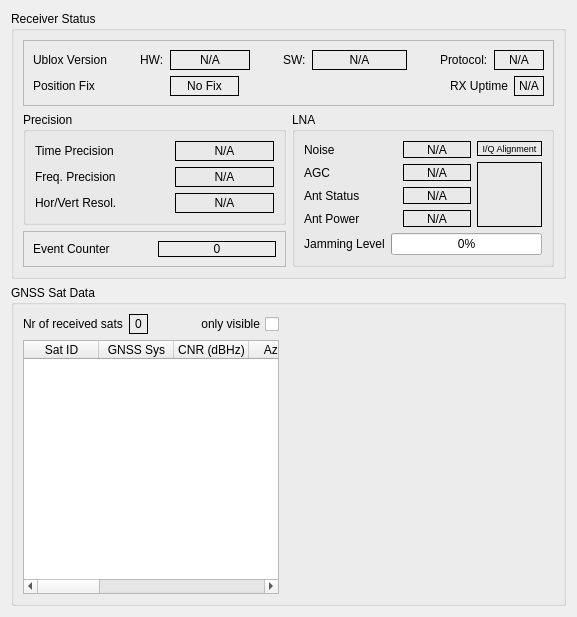
Old version of the form gui/src/gpssatsform.ui in the repository MuonPi/muondetector.
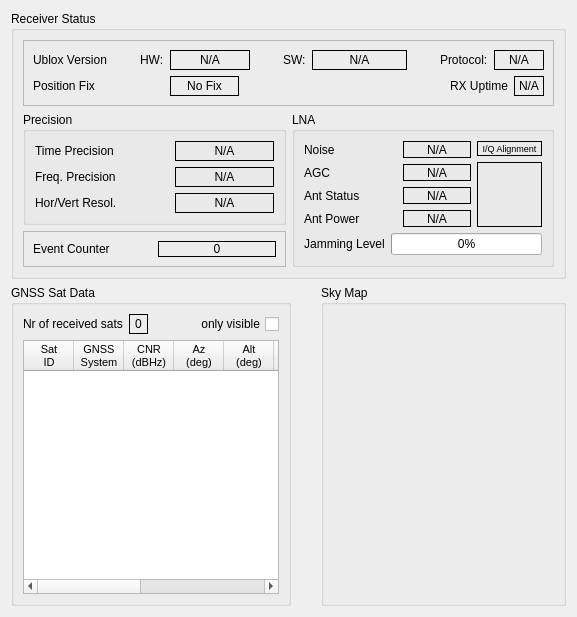
New version of the form. Custom widgets are drawn as their Qt base class.

Commit message: made the satellite table in GUI sortable

```diff
--- a/gui/src/gpssatsform.ui
+++ b/gui/src/gpssatsform.ui
@@ -14,7 +14,7 @@
    <string>Form</string>
   </property>
   <layout class="QGridLayout" name="gridLayout_7">
-   <item row="0" column="0">
+   <item row="0" column="0" colspan="3">
     <widget class="QGroupBox" name="rxStatsGroupBox">
      <property name="title">
       <string>Receiver Status</string>
@@ -718,10 +718,16 @@
    </item>
    <item row="1" column="0">
     <widget class="QGroupBox" name="satsGroupBox">
+     <property name="sizePolicy">
+      <sizepolicy hsizetype="Preferred" vsizetype="Preferred">
+       <horstretch>0</horstretch>
+       <verstretch>0</verstretch>
+      </sizepolicy>
+     </property>
      <property name="title">
       <string>GNSS Sat Data</string>
      </property>
-     <layout class="QGridLayout" name="gridLayout">
+     <layout class="QGridLayout" name="gridLayout_8">
       <item row="0" column="0">
        <layout class="QVBoxLayout" name="verticalLayout">
         <item>
@@ -764,6 +770,23 @@
         </item>
         <item>
          <widget class="QTableWidget" name="satsTableWidget">
+          <property name="sizePolicy">
+           <sizepolicy hsizetype="MinimumExpanding" vsizetype="Expanding">
+            <horstretch>0</horstretch>
+            <verstretch>0</verstretch>
+           </sizepolicy>
+          </property>
+          <property name="font">
+           <font>
+            <pointsize>9</pointsize>
+           </font>
+          </property>
+          <property name="horizontalScrollBarPolicy">
+           <enum>Qt::ScrollBarAsNeeded</enum>
+          </property>
+          <property name="sizeAdjustPolicy">
+           <enum>QAbstractScrollArea::AdjustIgnored</enum>
+          </property>
           <property name="alternatingRowColors">
            <bool>true</bool>
           </property>
@@ -773,11 +796,26 @@
           <property name="selectionBehavior">
            <enum>QAbstractItemView::SelectRows</enum>
           </property>
+          <property name="horizontalScrollMode">
+           <enum>QAbstractItemView::ScrollPerItem</enum>
+          </property>
+          <property name="sortingEnabled">
+           <bool>true</bool>
+          </property>
           <property name="wordWrap">
            <bool>true</bool>
           </property>
+          <property name="cornerButtonEnabled">
+           <bool>true</bool>
+          </property>
+          <attribute name="horizontalHeaderCascadingSectionResizes">
+           <bool>false</bool>
+          </attribute>
+          <attribute name="horizontalHeaderMinimumSectionSize">
+           <number>35</number>
+          </attribute>
           <attribute name="horizontalHeaderDefaultSectionSize">
-           <number>75</number>
+           <number>50</number>
           </attribute>
           <attribute name="horizontalHeaderStretchLastSection">
            <bool>true</bool>
@@ -787,80 +825,191 @@
           </attribute>
           <column>
            <property name="text">
-            <string>Sat ID</string>
+            <string>Sat
+ID</string>
            </property>
+           <property name="font">
+            <font>
+             <pointsize>8</pointsize>
+            </font>
+           </property>
+           <property name="textAlignment">
+            <set>AlignCenter</set>
+           </property>
           </column>
           <column>
            <property name="text">
-            <string>GNSS Sys</string>
+            <string>GNSS
+System</string>
            </property>
+           <property name="font">
+            <font>
+             <pointsize>8</pointsize>
+            </font>
+           </property>
+           <property name="textAlignment">
+            <set>AlignCenter</set>
+           </property>
           </column>
           <column>
            <property name="text">
-            <string>CNR (dBHz)</string>
+            <string>CNR
+(dBHz)</string>
            </property>
+           <property name="font">
+            <font>
+             <pointsize>8</pointsize>
+            </font>
+           </property>
+           <property name="textAlignment">
+            <set>AlignCenter</set>
+           </property>
           </column>
           <column>
            <property name="text">
-            <string>Az (deg)</string>
+            <string>Az
+(deg)</string>
            </property>
+           <property name="font">
+            <font>
+             <pointsize>8</pointsize>
+            </font>
+           </property>
+           <property name="textAlignment">
+            <set>AlignCenter</set>
+           </property>
           </column>
           <column>
            <property name="text">
-            <string>Elev (deg)</string>
+            <string>Alt
+(deg)</string>
            </property>
+           <property name="font">
+            <font>
+             <pointsize>8</pointsize>
+            </font>
+           </property>
+           <property name="textAlignment">
+            <set>AlignCenter</set>
+           </property>
           </column>
           <column>
            <property name="text">
-            <string>Res (m)</string>
+            <string>Residual
+(m)</string>
+           </property>
+           <property name="font">
+            <font>
+             <pointsize>7</pointsize>
+            </font>
+           </property>
+           <property name="textAlignment">
+            <set>AlignCenter</set>
            </property>
           </column>
           <column>
            <property name="text">
             <string>Quality</string>
            </property>
+           <property name="font">
+            <font>
+             <pointsize>8</pointsize>
+            </font>
+           </property>
+           <property name="textAlignment">
+            <set>AlignCenter</set>
+           </property>
           </column>
           <column>
            <property name="text">
             <string>Health</string>
            </property>
+           <property name="font">
+            <font>
+             <pointsize>8</pointsize>
+            </font>
+           </property>
+           <property name="textAlignment">
+            <set>AlignCenter</set>
+           </property>
           </column>
           <column>
            <property name="text">
-            <string>Orbit Src</string>
+            <string>Orbit
+Src</string>
+           </property>
+           <property name="font">
+            <font>
+             <pointsize>8</pointsize>
+            </font>
+           </property>
+           <property name="textAlignment">
+            <set>AlignCenter</set>
            </property>
           </column>
           <column>
            <property name="text">
             <string>Used</string>
            </property>
+           <property name="font">
+            <font>
+             <pointsize>8</pointsize>
+            </font>
+           </property>
+           <property name="textAlignment">
+            <set>AlignCenter</set>
+           </property>
           </column>
           <column>
            <property name="text">
-            <string>Diff Corr</string>
+            <string>Diff
+Corr</string>
+           </property>
+           <property name="font">
+            <font>
+             <pointsize>8</pointsize>
+            </font>
+           </property>
+           <property name="textAlignment">
+            <set>AlignCenter</set>
            </property>
           </column>
          </widget>
         </item>
        </layout>
       </item>
-      <item row="0" column="1">
-       <spacer name="horizontalSpacer_13">
-        <property name="orientation">
-         <enum>Qt::Horizontal</enum>
-        </property>
-        <property name="sizeType">
-         <enum>QSizePolicy::Minimum</enum>
-        </property>
-        <property name="sizeHint" stdset="0">
-         <size>
-          <width>18</width>
-          <height>20</height>
-         </size>
-        </property>
-       </spacer>
-      </item>
-      <item row="0" column="2">
+     </layout>
+    </widget>
+   </item>
+   <item row="1" column="1">
+    <spacer name="horizontalSpacer_13">
+     <property name="orientation">
+      <enum>Qt::Horizontal</enum>
+     </property>
+     <property name="sizeType">
+      <enum>QSizePolicy::Minimum</enum>
+     </property>
+     <property name="sizeHint" stdset="0">
+      <size>
+       <width>18</width>
+       <height>20</height>
+      </size>
+     </property>
+    </spacer>
+   </item>
+   <item row="1" column="2">
+    <widget class="QGroupBox" name="groupBox">
+     <property name="sizePolicy">
+      <sizepolicy hsizetype="Expanding" vsizetype="Preferred">
+       <horstretch>0</horstretch>
+       <verstretch>0</verstretch>
+      </sizepolicy>
+     </property>
+     <property name="title">
+      <string>Sky Map</string>
+     </property>
+     <layout class="QGridLayout" name="gridLayout">
+      <item row="0" column="0">
        <widget class="GnssPosWidget" name="gnssPosWidget" native="true">
         <property name="sizePolicy">
          <sizepolicy hsizetype="MinimumExpanding" vsizetype="Expanding">
@@ -868,6 +1017,12 @@
           <verstretch>0</verstretch>
          </sizepolicy>
         </property>
+        <property name="minimumSize">
+         <size>
+          <width>200</width>
+          <height>0</height>
+         </size>
+        </property>
        </widget>
       </item>
      </layout>
```
The commit also changes 1 other file.
